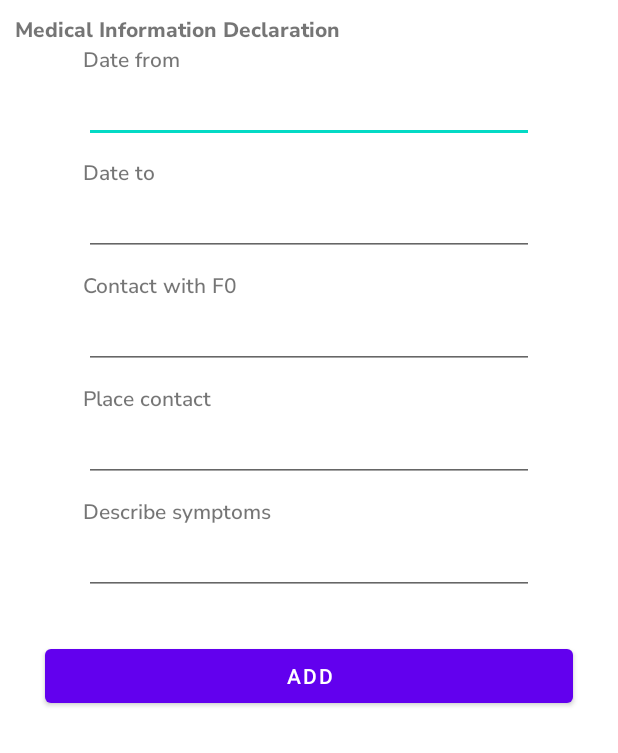
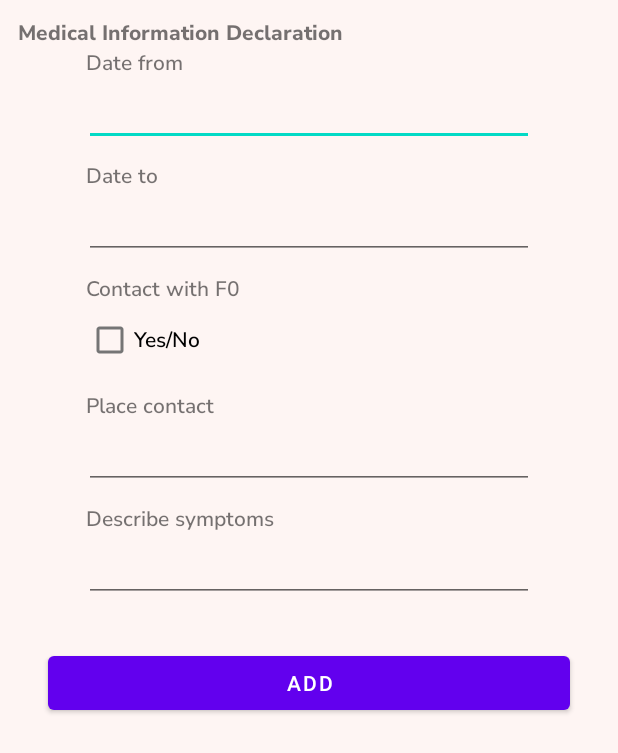
Before and after one commit to hoangnhhe141380/Covid_Tracker, an Android app: the layout layout_medical_declared_add.xml on its own in the app's theme, with its tools: preview values and no code run, on a phone screen of 412 x 824 dp. Shown: the top 753 px of the screen. Run offline under Robolectric (Android 15) with nearby library versions, the phone set to English and light mode, and no system bars.

Commit message:
20220322 - Update medical declared add layout

```diff
--- a/app/src/main/res/layout/layout_fragment_about_virus.xml
+++ b/app/src/main/res/layout/layout_fragment_about_virus.xml
@@ -20,6 +20,7 @@
         app:layout_constraintEnd_toEndOf="parent"
         app:layout_constraintHorizontal_bias="0.495"
         app:layout_constraintStart_toStartOf="parent"
+        android:translationY="60dp"
         app:srcCompat="@drawable/i_about_virus" />
 
     <TextView
--- a/app/src/main/res/layout/layout_medical_declared_add.xml
+++ b/app/src/main/res/layout/layout_medical_declared_add.xml
@@ -1,8 +1,11 @@
 <?xml version="1.0" encoding="utf-8"?>
-<ScrollView xmlns:android="http://schemas.android.com/apk/res/android"
+<ScrollView
+    xmlns:android="http://schemas.android.com/apk/res/android"
     android:layout_width="match_parent"
     android:layout_height="match_parent"
-    android:padding="10dp">
+    android:background="@color/backgroundColor"
+    android:orientation="vertical"
+    android:padding="12dp">
 
     <LinearLayout
         android:layout_width="match_parent"
@@ -56,13 +59,16 @@
             android:gravity="bottom"
             android:text="Contact with F0" />
 
-        <EditText
+        <CheckBox
             android:id="@+id/edt_add_contact_with_f0"
-            android:layout_width="300dp"
+            android:layout_width="wrap_content"
             android:layout_height="wrap_content"
-            android:layout_gravity="center"
+            android:layout_gravity="left"
             android:layout_marginBottom="10dp"
-            android:autofillHints="" />
+            android:layout_marginStart="45dp"
+            android:fontFamily="@font/nunito_sans_semibold"
+            android:autofillHints=""
+            android:text="Yes/No"/>
 
         <TextView
             android:layout_width="match_parent"
--- a/app/src/main/res/menu/navigation_menu.xml
+++ b/app/src/main/res/menu/navigation_menu.xml
@@ -63,6 +63,6 @@
         android:id="@+id/navigation_add"
         android:fontFamily="@font/nunito_sans_extrabold"
         android:icon="@drawable/ic_logout"
-        android:title="@string/logout"
+        android:title="Add"
         android:visible="true" />
 </menu>
```
